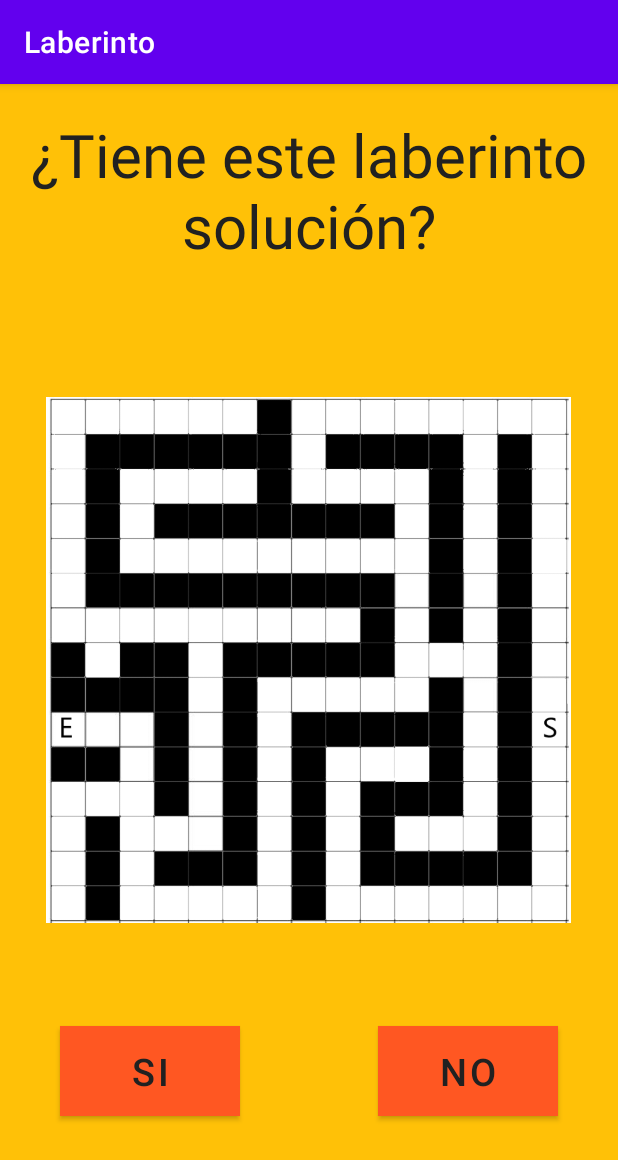
After one commit to Nachin7u7/ProyectoAlgoritmica2, an Android app: the LaberintoActivity screen opened directly, with no data from a screen before it, on a phone screen of 412 x 824 dp. The commit adds this screen. Shown: the top 1160 px of the screen. Run offline under Robolectric (Android 15) with nearby library versions, the phone set to English and light mode, and no system bars.

Commit message:
Juego Laberinto

```diff
--- a/app/src/main/AndroidManifest.xml
+++ b/app/src/main/AndroidManifest.xml
@@ -19,6 +19,9 @@
         <activity
             android:name=".SecuenciaActivity"
             android:label="Secuencia" />
+        <activity
+            android:name=".LaberintoActivity"
+            android:label="Laberinto"/>
     </application>
 
 </manifest>
--- /dev/null
+++ b/app/src/main/java/com/example/juegoalgoritmica/LaberintoActivity.java
@@ -0,0 +1,110 @@
+package com.example.juegoalgoritmica;
+
+import android.content.Intent;
+import android.os.Bundle;
+import android.util.Log;
+import android.view.View;
+import android.widget.Button;
+import android.widget.Toast;
+
+import androidx.appcompat.app.AppCompatActivity;
+
+public class LaberintoActivity extends AppCompatActivity {
+    public static String LOG = LaberintoActivity.class.getName();
+    private Button siSePuede;
+    private Button noSePuede;
+    static boolean[][] laberinto;
+    static int xFinal;
+    static int yFinal;
+    boolean sePuedeResolver;
+    @Override
+    protected void onCreate(Bundle savedInstanceState) {
+        super.onCreate(savedInstanceState);
+        setContentView(R.layout.activity_laberinto);
+        Log.e(LOG, "onCreate");
+        initViews();
+        addEvents();
+    }
+    private void initViews(){
+        siSePuede = findViewById(R.id.laberintoSi1);
+        noSePuede = findViewById(R.id.laberintoNo1);
+        iniciarLaberinto();
+        sePuedeResolver=resolverLaberinto(0,9);
+    }
+    private void addEvents(){
+        siSePuede.setOnClickListener(new View.OnClickListener() {
+            @Override
+            public void onClick(View v) {
+                if(sePuedeResolver){
+                    Toast.makeText(LaberintoActivity.this, "¡Respuesta correcta!", Toast.LENGTH_SHORT).show();
+                }else{
+                    Toast.makeText(LaberintoActivity.this, "Respuesta incorrecta", Toast.LENGTH_SHORT).show();
+                }
+            }
+        });
+        noSePuede.setOnClickListener(new View.OnClickListener() {
+            @Override
+            public void onClick(View v) {
+                if(sePuedeResolver){
+                    Toast.makeText(LaberintoActivity.this, "Respuesta incorrecta", Toast.LENGTH_SHORT).show();
+                }else{
+                    Toast.makeText(LaberintoActivity.this, "¡Respuesta correcta!", Toast.LENGTH_SHORT).show();
+                }
+            }
+        });
+    }
+    private void iniciarLaberinto(){
+        boolean[] fila1= {true,true,true,true,true,true,false,true,true,true,true,true,true,true,true};
+        boolean[] fila2= {true,false,false,false,false,false,false,true,false,false,false,false,true,false,true};
+        boolean[] fila3= {true,false,true,true,true,true,false,true,true,true,true,false,true,false,true};
+        boolean[] fila4= {true,false,true,false,false,false,false,false,false,false,true,false,true,false,true};
+        boolean[] fila5= {true,false,true,true,true,true,true,true,true,true,true,false,true,false,true};
+        boolean[] fila6= {true,false,false,false,false,false,false,false,false,false,true,false,true,false,true};
+        boolean[] fila7= {true,true,true,true,true,true,true,true,true,false,true,false,true,false,true};
+        boolean[] fila8= {false,true,false,false,true,false,false,false,false,false,true,true,true,false,true};
+        boolean[] fila9= {false,false,false,false,true,false,true,true,true,true,true,true,true,false,true};
+        boolean[] fila10= {true,true,true,false,true,false,true,false,false,false,false,false,true,false,true};
+        boolean[] fila11= {false,false,true,false,true,false,true,false,true,true,true,false,true,false,true};
+        boolean[] fila12= {true,true,true,false,true,false,true,false,true,false,false,false,true,false,true};
+        boolean[] fila13= {true,false,true,true,true,false,true,false,true,false,true,true,true,false,true};
+        boolean[] fila14= {true,false,true,false,false,false,true,false,true,false,false,false,false,false,true};
+        boolean[] fila15= {true,false,true,true,true,true,true,false,true,true,true,true,true,true,true};
+        laberinto=new boolean[15][15];
+        laberinto[0]=fila1;
+        laberinto[1]=fila2;
+        laberinto[2]=fila3;
+        laberinto[3]=fila4;
+        laberinto[4]=fila5;
+        laberinto[5]=fila6;
+        laberinto[6]=fila7;
+        laberinto[7]=fila8;
+        laberinto[8]=fila9;
+        laberinto[9]=fila10;
+        laberinto[10]=fila11;
+        laberinto[11]=fila12;
+        laberinto[12]=fila13;
+        laberinto[13]=fila14;
+        laberinto[14]=fila15;
+        xFinal=14;
+        yFinal=9;
+    }
+    public static boolean resolverLaberinto(int x, int y) {
+        if(x==xFinal&&y==yFinal) {
+            return true;
+        }
+        else {
+            laberinto[y][x]=false;
+            if(x>0&&laberinto[y][x-1]&&resolverLaberinto(x-1,y)) {
+                return true;
+            }else if(x<laberinto.length-1&&laberinto[y][x+1]&&resolverLaberinto(x+1,y)) {
+                return true;
+            }else if(y>0&&laberinto[y-1][x]&&resolverLaberinto(x,y-1)) {
+                return true;
+            }else if(y<laberinto[0].length-1&&laberinto[y+1][x]&&resolverLaberinto(x,y+1)) {
+                return true;
+            }
+            laberinto[y][x]=true;
+        }
+        return false;
+    }
+}
--- a/app/src/main/java/com/example/juegoalgoritmica/MenuActivity.java
+++ b/app/src/main/java/com/example/juegoalgoritmica/MenuActivity.java
@@ -13,6 +13,7 @@ public class MenuActivity extends AppCompatActivity {
     public static String LOG = MenuActivity.class.getName();
     private Button botonJuego1;
     private Button botonJuego2;
+    private Button botonJuego3;
     @Override
     protected void onCreate(Bundle savedInstanceState) {
         super.onCreate(savedInstanceState);
@@ -24,6 +25,8 @@ public class MenuActivity extends AppCompatActivity {
     private void initViews(){
         botonJuego1 = findViewById(R.id.juego1);
         botonJuego2 = findViewById(R.id.juego2);
+        botonJuego3 = findViewById(R.id.juego3);
+
     }
 
     private void addEvents(){
@@ -41,5 +44,12 @@ public class MenuActivity extends AppCompatActivity {
                 //startActivity(registerIntent);
             }
         });
+        botonJuego3.setOnClickListener(new View.OnClickListener() {
+            @Override
+            public void onClick(View v) {
+                Intent laberintoIntent = new Intent(MenuActivity.this, LaberintoActivity.class);
+                startActivity(laberintoIntent);
+            }
+        });
     }
 }
--- /dev/null
+++ b/app/src/main/res/layout/activity_laberinto.xml
@@ -0,0 +1,47 @@
+<?xml version="1.0" encoding="utf-8"?>
+<RelativeLayout
+    xmlns:android="http://schemas.android.com/apk/res/android" android:layout_width="match_parent"
+    android:layout_height="match_parent"
+    android:background="#FFC107"
+    xmlns:app="http://schemas.android.com/apk/res-auto">
+    <TextView
+        android:layout_width="wrap_content"
+        android:layout_height="wrap_content"
+        android:textColor="#212121"
+        android:layout_centerHorizontal="true"
+        android:layout_marginTop="20dp"
+        android:text="¿Tiene este laberinto solución?"
+        android:textSize="40sp"
+        android:gravity="center"/>
+    <ImageView
+        android:layout_width="350dp"
+        android:layout_height="wrap_content"
+        android:layout_centerHorizontal="true"
+        app:srcCompat="@drawable/laberinto1"/>
+    <Button
+        android:id="@+id/laberintoSi1"
+        android:layout_width="120dp"
+        android:layout_height="60dp"
+        android:layout_alignParentBottom="true"
+        android:layout_alignParentLeft="true"
+        android:layout_marginBottom="80dp"
+        android:layout_marginLeft="40dp"
+        android:background="#FF5722"
+        android:text="Si"
+        android:textColor="#212121"
+        android:textSize="25sp"
+        app:backgroundTint="#FF5722"/>
+    <Button
+        android:id="@+id/laberintoNo1"
+        android:layout_width="120dp"
+        android:layout_height="60dp"
+        android:layout_alignParentBottom="true"
+        android:layout_alignParentRight="true"
+        android:layout_marginBottom="80dp"
+        android:layout_marginRight="40dp"
+        android:background="#FF5722"
+        android:text="No"
+        android:textColor="#212121"
+        android:textSize="25sp"
+        app:backgroundTint="#FF5722"/>
+</RelativeLayout>
--- a/app/src/main/res/layout/activity_menu.xml
+++ b/app/src/main/res/layout/activity_menu.xml
@@ -61,6 +61,21 @@
                 android:textColor="#212121"
                 android:textSize="25sp"
                 app:backgroundTint="#FF5722"/>
+            <Button
+                android:id="@+id/juego3"
+                android:layout_width="match_parent"
+                android:layout_height="0dp"
+                android:layout_gravity="center"
+                android:layout_marginTop="15dp"
+                android:layout_marginBottom="15dp"
+                android:layout_marginLeft="30dp"
+                android:layout_marginRight="30dp"
+                android:layout_weight="1"
+                android:background="#FF5722"
+                android:text="Juego 3: Laberinto"
+                android:textColor="#212121"
+                android:textSize="25sp"
+                app:backgroundTint="#FF5722"/>
 
 
         </LinearLayout>
```
Also changed, not shown: app/src/main/res/drawable/laberinto1.png (added).
